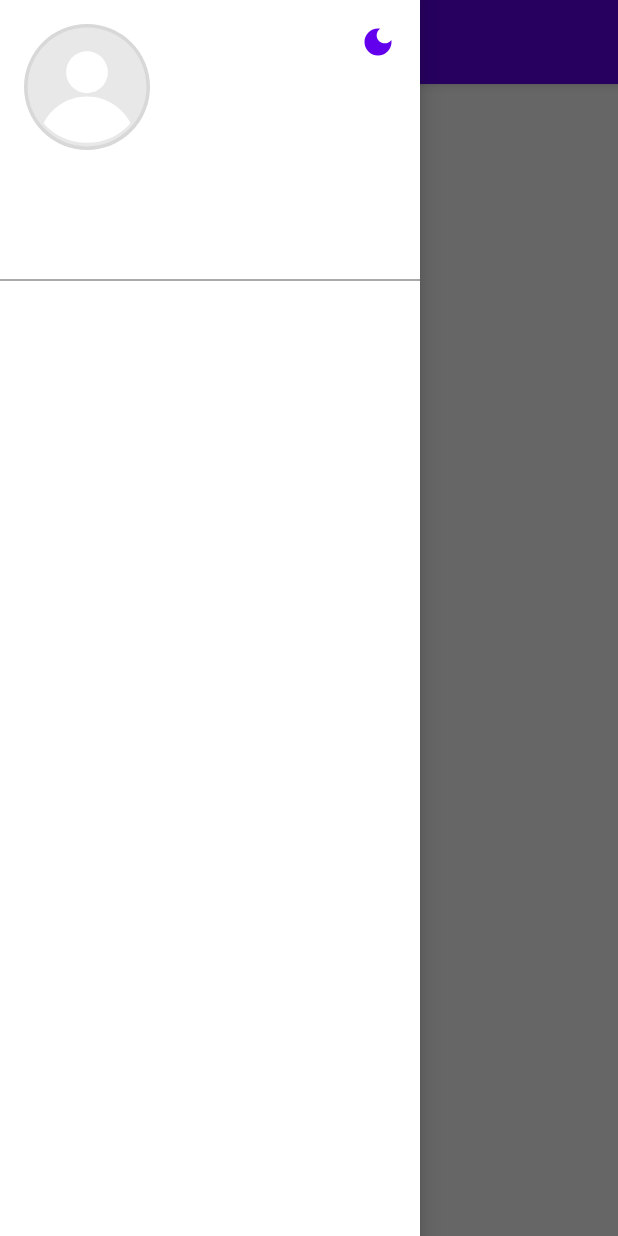
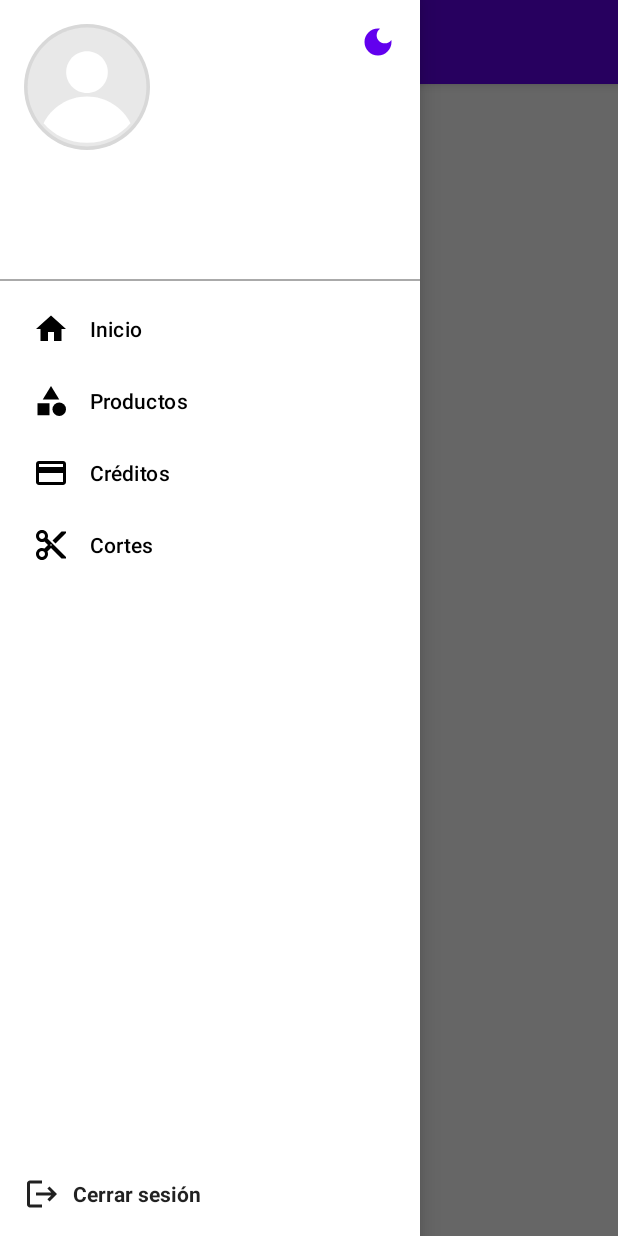
Before and after one commit to rafalesan/credi-kiosko-android, an Android app: the MainActivity screen opened directly, with no data from a screen before it, with the side drawer open, on a phone screen of 412 x 824 dp. Run offline under Robolectric (Android 15) with nearby library versions, the phone set to English and light mode, and no system bars; our stand-ins replace Timber, data binding, navigation-ui; 2 statements that could not run were skipped.

Commit message:
Create menu for navigation drawer

```diff
--- /dev/null
+++ b/presentation/src/main/res/drawable/ic_category.xml
@@ -0,0 +1,7 @@
+<vector android:height="24dp" android:tint="#000000"
+    android:viewportHeight="24" android:viewportWidth="24"
+    android:width="24dp" xmlns:android="http://schemas.android.com/apk/res/android">
+    <path android:fillColor="@android:color/white" android:pathData="M12,2l-5.5,9h11z"/>
+    <path android:fillColor="@android:color/white" android:pathData="M17.5,17.5m-4.5,0a4.5,4.5 0,1 1,9 0a4.5,4.5 0,1 1,-9 0"/>
+    <path android:fillColor="@android:color/white" android:pathData="M3,13.5h8v8H3z"/>
+</vector>
--- /dev/null
+++ b/presentation/src/main/res/drawable/ic_content_cut.xml
@@ -0,0 +1,5 @@
+<vector android:height="24dp" android:tint="#000000"
+    android:viewportHeight="24" android:viewportWidth="24"
+    android:width="24dp" xmlns:android="http://schemas.android.com/apk/res/android">
+    <path android:fillColor="@android:color/white" android:pathData="M9.64,7.64c0.23,-0.5 0.36,-1.05 0.36,-1.64 0,-2.21 -1.79,-4 -4,-4S2,3.79 2,6s1.79,4 4,4c0.59,0 1.14,-0.13 1.64,-0.36L10,12l-2.36,2.36C7.14,14.13 6.59,14 6,14c-2.21,0 -4,1.79 -4,4s1.79,4 4,4 4,-1.79 4,-4c0,-0.59 -0.13,-1.14 -0.36,-1.64L12,14l7,7h3v-1L9.64,7.64zM6,8c-1.1,0 -2,-0.89 -2,-2s0.9,-2 2,-2 2,0.89 2,2 -0.9,2 -2,2zM6,20c-1.1,0 -2,-0.89 -2,-2s0.9,-2 2,-2 2,0.89 2,2 -0.9,2 -2,2zM12,12.5c-0.28,0 -0.5,-0.22 -0.5,-0.5s0.22,-0.5 0.5,-0.5 0.5,0.22 0.5,0.5 -0.22,0.5 -0.5,0.5zM19,3l-6,6 2,2 7,-7L22,3z"/>
+</vector>
--- /dev/null
+++ b/presentation/src/main/res/drawable/ic_credit_card.xml
@@ -0,0 +1,5 @@
+<vector android:height="24dp" android:tint="#000000"
+    android:viewportHeight="24" android:viewportWidth="24"
+    android:width="24dp" xmlns:android="http://schemas.android.com/apk/res/android">
+    <path android:fillColor="@android:color/white" android:pathData="M20,4L4,4c-1.11,0 -1.99,0.89 -1.99,2L2,18c0,1.11 0.89,2 2,2h16c1.11,0 2,-0.89 2,-2L22,6c0,-1.11 -0.89,-2 -2,-2zM20,18L4,18v-6h16v6zM20,8L4,8L4,6h16v2z"/>
+</vector>
--- /dev/null
+++ b/presentation/src/main/res/drawable/ic_groups_2.xml
@@ -0,0 +1,10 @@
+<vector android:height="24dp" android:tint="#000000"
+    android:viewportHeight="24" android:viewportWidth="24"
+    android:width="24dp" xmlns:android="http://schemas.android.com/apk/res/android">
+    <path android:fillColor="@android:color/white" android:pathData="M10.27,12h3.46c0.93,0 1.63,-0.83 1.48,-1.75l-0.3,-1.79C14.67,7.04 13.44,6 12,6S9.33,7.04 9.09,8.47l-0.3,1.79C8.64,11.17 9.34,12 10.27,12z"/>
+    <path android:fillColor="@android:color/white" android:pathData="M1.66,11.11c-0.13,0.26 -0.18,0.57 -0.1,0.88c0.16,0.69 0.76,1.03 1.53,1c0,0 1.49,0 1.95,0c0.83,0 1.51,-0.58 1.51,-1.29c0,-0.14 -0.03,-0.27 -0.07,-0.4c-0.01,-0.03 -0.01,-0.05 0.01,-0.08c0.09,-0.16 0.14,-0.34 0.14,-0.53c0,-0.31 -0.14,-0.6 -0.36,-0.82c-0.03,-0.03 -0.03,-0.06 -0.02,-0.1c0.07,-0.2 0.07,-0.43 0.01,-0.65C6.1,8.69 5.71,8.4 5.27,8.38c-0.03,0 -0.05,-0.01 -0.07,-0.03C5.03,8.14 4.72,8 4.37,8C4.07,8 3.8,8.1 3.62,8.26C3.59,8.29 3.56,8.29 3.53,8.28c-0.14,-0.06 -0.3,-0.09 -0.46,-0.09c-0.65,0 -1.18,0.49 -1.24,1.12c0,0.02 -0.01,0.04 -0.03,0.06c-0.29,0.26 -0.46,0.65 -0.41,1.05c0.03,0.22 0.12,0.43 0.25,0.6C1.67,11.04 1.67,11.08 1.66,11.11z"/>
+    <path android:fillColor="@android:color/white" android:pathData="M16.24,13.65c-1.17,-0.52 -2.61,-0.9 -4.24,-0.9c-1.63,0 -3.07,0.39 -4.24,0.9C6.68,14.13 6,15.21 6,16.39V18h12v-1.61C18,15.21 17.32,14.13 16.24,13.65z"/>
+    <path android:fillColor="@android:color/white" android:pathData="M1.22,14.58C0.48,14.9 0,15.62 0,16.43V18l4.5,0v-1.61c0,-0.83 0.23,-1.61 0.63,-2.29C4.76,14.04 4.39,14 4,14C3.01,14 2.07,14.21 1.22,14.58z"/>
+    <path android:fillColor="@android:color/white" android:pathData="M22.78,14.58C21.93,14.21 20.99,14 20,14c-0.39,0 -0.76,0.04 -1.13,0.1c0.4,0.68 0.63,1.46 0.63,2.29V18l4.5,0v-1.57C24,15.62 23.52,14.9 22.78,14.58z"/>
+    <path android:fillColor="@android:color/white" android:pathData="M22,11v-0.5c0,-1.1 -0.9,-2 -2,-2h-2c-0.42,0 -0.65,0.48 -0.39,0.81l0.7,0.63C18.12,10.25 18,10.61 18,11c0,1.1 0.9,2 2,2S22,12.1 22,11z"/>
+</vector>
--- /dev/null
+++ b/presentation/src/main/res/drawable/ic_home.xml
@@ -0,0 +1,5 @@
+<vector android:height="24dp" android:tint="#000000"
+    android:viewportHeight="24" android:viewportWidth="24"
+    android:width="24dp" xmlns:android="http://schemas.android.com/apk/res/android">
+    <path android:fillColor="@android:color/white" android:pathData="M10,20v-6h4v6h5v-8h3L12,3 2,12h3v8z"/>
+</vector>
--- /dev/null
+++ b/presentation/src/main/res/drawable/ic_logout.xml
@@ -0,0 +1,5 @@
+<vector android:autoMirrored="true" android:height="24dp"
+    android:tint="#000000" android:viewportHeight="24"
+    android:viewportWidth="24" android:width="24dp" xmlns:android="http://schemas.android.com/apk/res/android">
+    <path android:fillColor="@android:color/white" android:pathData="M17,7l-1.41,1.41L18.17,11H8v2h10.17l-2.58,2.58L17,17l5,-5zM4,5h8V3H4c-1.1,0 -2,0.9 -2,2v14c0,1.1 0.9,2 2,2h8v-2H4V5z"/>
+</vector>
--- a/presentation/src/main/res/layout/act_main.xml
+++ b/presentation/src/main/res/layout/act_main.xml
@@ -1,6 +1,7 @@
 <?xml version="1.0" encoding="utf-8"?>
 <layout xmlns:app="http://schemas.android.com/apk/res-auto"
-    xmlns:android="http://schemas.android.com/apk/res/android">
+    xmlns:android="http://schemas.android.com/apk/res/android"
+    xmlns:tools="http://schemas.android.com/tools">
 
     <data>
         <variable
@@ -11,7 +12,8 @@
     <androidx.drawerlayout.widget.DrawerLayout
         android:id="@+id/drawerLayout"
         android:layout_width="match_parent"
-        android:layout_height="match_parent">
+        android:layout_height="match_parent"
+        tools:openDrawer="start">
 
         <include
             android:id="@+id/includeContent"
@@ -22,7 +24,34 @@
             android:layout_width="wrap_content"
             android:layout_height="match_parent"
             android:layout_gravity="start"
-            app:headerLayout="@layout/navigation_view_header" />
+            app:headerLayout="@layout/navigation_view_header"
+            app:menu="@menu/menu_main_drawer">
+
+            <LinearLayout
+                android:background="?android:selectableItemBackground"
+                android:clickable="true"
+                android:focusable="true"
+                android:layout_width="match_parent"
+                android:layout_height="wrap_content"
+                android:layout_gravity="bottom"
+                android:orientation="vertical"
+                android:padding="16dp">
+
+                <androidx.appcompat.widget.AppCompatTextView
+                    android:id="@+id/logout"
+                    android:layout_width="wrap_content"
+                    android:layout_height="wrap_content"
+                    android:gravity="center"
+                    android:textColor="?android:textColorPrimary"
+                    android:textStyle="bold"
+                    app:drawableTint="?android:textColorPrimary"
+                    app:drawableLeftCompat="@drawable/ic_logout"
+                    android:drawablePadding="@dimen/space_default"
+                    android:text="@string/logout" />
+
+            </LinearLayout>
+
+        </com.google.android.material.navigation.NavigationView>
 
     </androidx.drawerlayout.widget.DrawerLayout>
 
--- /dev/null
+++ b/presentation/src/main/res/menu/menu_main_drawer.xml
@@ -0,0 +1,30 @@
+<?xml version="1.0" encoding="utf-8"?>
+<menu xmlns:android="http://schemas.android.com/apk/res/android"
+    xmlns:tools="http://schemas.android.com/tools"
+    tools:showIn="navigation_view">
+
+    <item
+        android:id="@+id/homeFragment"
+        android:enabled="true"
+        android:icon="@drawable/ic_home"
+        android:title="@string/home" />
+
+    <item
+        android:id="@+id/productsFragment"
+        android:enabled="true"
+        android:icon="@drawable/ic_category"
+        android:title="@string/products" />
+
+    <item
+        android:id="@+id/customersFragment"
+        android:enabled="true"
+        android:icon="@drawable/ic_credit_card"
+        android:title="@string/credits" />
+
+    <item
+        android:id="@+id/cutOffsFragment"
+        android:enabled="true"
+        android:icon="@drawable/ic_content_cut"
+        android:title="@string/cutoffs" />
+
+</menu>
--- a/presentation/src/main/res/values/strings.xml
+++ b/presentation/src/main/res/values/strings.xml
@@ -35,4 +35,9 @@
     <string name="val_password_not_equals">Las contraseñas no coinciden</string>
     <string name="server_not_available_or_bad_internet_connection">El servidor no se encuentra disponible o su conexión a internet es inestable. Por favor verifique su conexión a internet.</string>
     <string name="home">Inicio</string>
+    <string name="products">Productos</string>
+    <string name="customers">Clientes</string>
+    <string name="credits">Créditos</string>
+    <string name="cutoffs">Cortes</string>
+    <string name="logout">Cerrar sesión</string>
 </resources>
```
